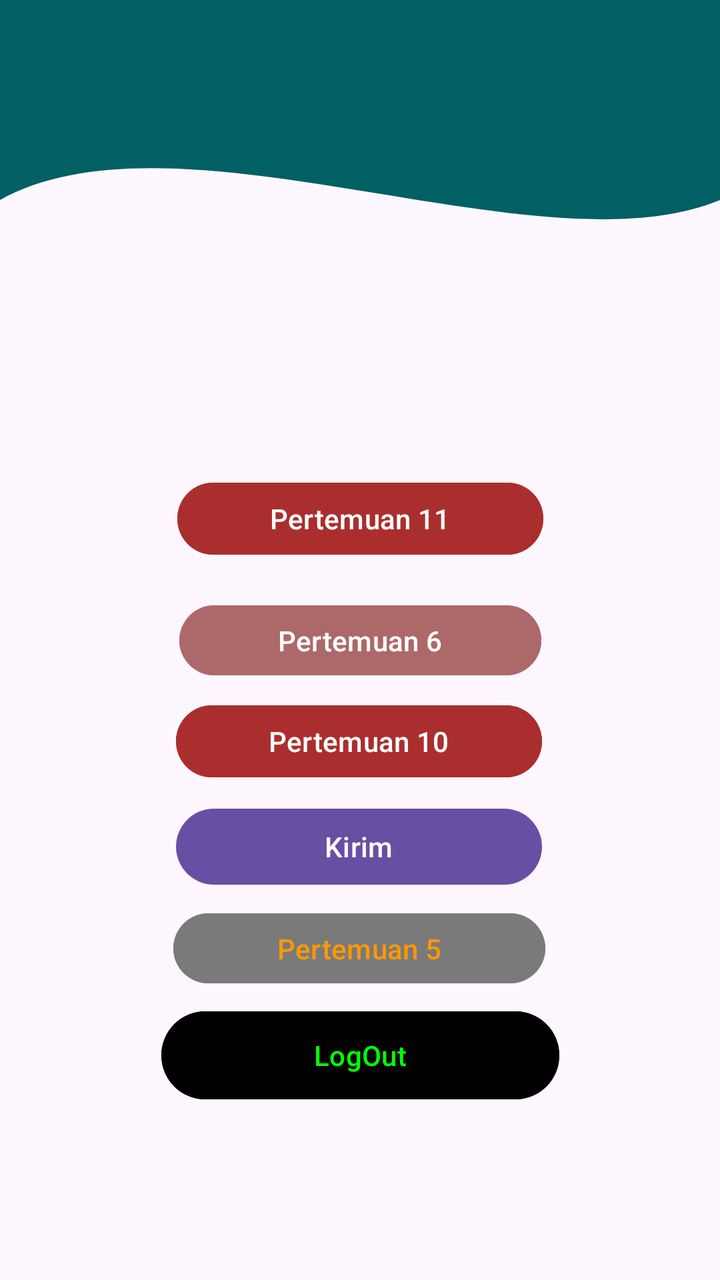
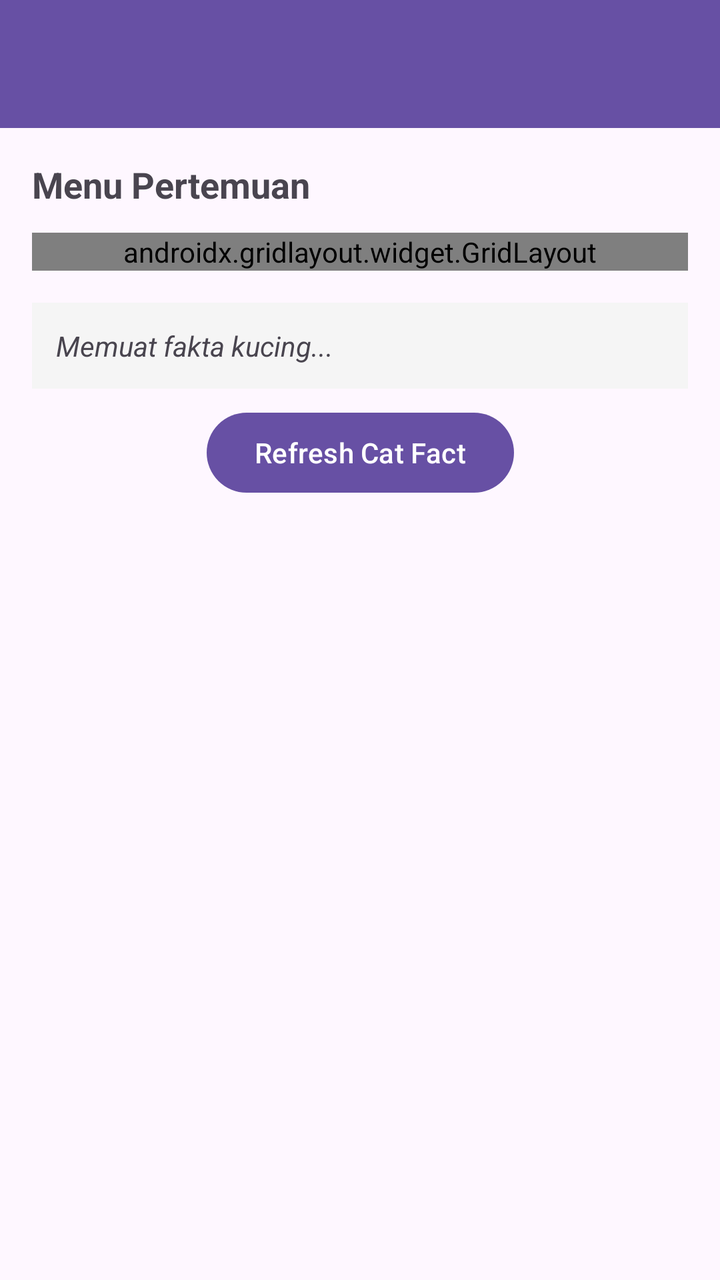

The first picture is an Android layout as it rendered before a commit; the second is the same layout after the commit. The layout source and the unified diff follow.
<!-- AndroidManifest.xml: application theme Theme.JupiterRicky -->
<!-- res/layout/fragment_home.xml -->
<?xml version="1.0" encoding="utf-8"?>
<androidx.constraintlayout.widget.ConstraintLayout xmlns:android="http://schemas.android.com/apk/res/android"
    xmlns:tools="http://schemas.android.com/tools"
    android:layout_width="match_parent"
    android:layout_height="match_parent"
    xmlns:app="http://schemas.android.com/apk/res-auto"
    tools:context=".Home.HomeFragment">
    <View
        android:id="@+id/background_header"
        android:layout_width="0dp"
        android:layout_height="250dp"
        android:background="@drawable/bg_header_wave"
        app:layout_constraintStart_toStartOf="parent"
        app:layout_constraintEnd_toEndOf="parent"
        app:layout_constraintTop_toTopOf="parent"/>

    <Button
        android:id="@+id/btnToFourth"
        android:layout_width="183dp"
        android:layout_height="46dp"
        android:text="Kirim"
        app:layout_constraintBottom_toBottomOf="parent"
        app:layout_constraintEnd_toEndOf="parent"
        app:layout_constraintHorizontal_bias="0.498"
        app:layout_constraintStart_toStartOf="parent"
        app:layout_constraintTop_toTopOf="parent"
        app:layout_constraintVertical_bias="0.674" />

    <Button
        android:id="@+id/btnToTenth"
        android:layout_width="183dp"
        android:layout_height="44dp"
        android:text="Pertemuan 10"
        android:backgroundTint="#AB2E2E"
        app:layout_constraintBottom_toBottomOf="parent"
        app:layout_constraintEnd_toEndOf="parent"
        app:layout_constraintHorizontal_bias="0.498"
        app:layout_constraintStart_toStartOf="parent"
        app:layout_constraintTop_toTopOf="parent"
        app:layout_constraintVertical_bias="0.585" />

    <Button
        android:id="@+id/btnToEleventh"
        android:layout_width="183dp"
        android:layout_height="44dp"
        android:backgroundTint="#AB2E2E"
        android:text="Pertemuan 11"
        app:layout_constraintBottom_toBottomOf="parent"
        app:layout_constraintEnd_toEndOf="parent"
        app:layout_constraintStart_toStartOf="parent"
        app:layout_constraintTop_toTopOf="parent"
        app:layout_constraintVertical_bias="0.398" />

    <Button
        android:id="@+id/btnToFifth"
        android:layout_width="186dp"
        android:layout_height="43dp"
        android:backgroundTint="#7A7A7A"
        android:text="Pertemuan 5"
        android:textColor="#FF9800"
        app:layout_constraintBottom_toBottomOf="parent"
        app:layout_constraintEnd_toEndOf="parent"
        app:layout_constraintHorizontal_bias="0.498"
        app:layout_constraintStart_toStartOf="parent"
        app:layout_constraintTop_toTopOf="parent"
        app:layout_constraintVertical_bias="0.758" />
    <androidx.appcompat.widget.Toolbar
        android:id="@+id/toolbar"
        android:layout_width="match_parent"
        android:layout_height="?attr/actionBarSize"
        android:background="#006064"
        app:layout_constraintBottom_toBottomOf="parent"
        app:layout_constraintEnd_toEndOf="parent"
        app:layout_constraintTop_toTopOf="parent"
        app:layout_constraintVertical_bias="0.0"
        app:subtitleTextColor="@android:color/white"
        app:titleTextColor="@android:color/white" />

    <Button
        android:id="@+id/btnLogout"
        android:layout_width="199dp"
        android:layout_height="52dp"
        android:backgroundTint="#000000"
        android:text="LogOut"
        android:textColor="#00FF00"
        app:layout_constraintBottom_toBottomOf="parent"
        app:layout_constraintEnd_toEndOf="parent"
        app:layout_constraintStart_toStartOf="parent"
        app:layout_constraintTop_toTopOf="parent"
        app:layout_constraintVertical_bias="0.853" />

    <Button
        android:id="@+id/btnToSixth"
        android:layout_width="181dp"
        android:layout_height="43dp"
        android:backgroundTint="#AD6969"
        android:text="Pertemuan 6"
        app:layout_constraintBottom_toBottomOf="parent"
        app:layout_constraintEnd_toEndOf="parent"
        app:layout_constraintStart_toStartOf="parent"
        app:layout_constraintTop_toTopOf="parent" />

</androidx.constraintlayout.widget.ConstraintLayout>
<!-- resources referenced by this layout -->
<resources>
  <!-- drawable bg_header_wave (drawable) -->
  <?xml version="1.0" encoding="utf-8"?>
  <vector xmlns:android="http://schemas.android.com/apk/res/android"
      android:width="100dp"
      android:height="100dp"
      android:viewportWidth="100"
      android:viewportHeight="100">
  
      <path
          android:fillColor="#006064"
          android:pathData="
              M0,0
              L100,0
              L100,40
              C 75,55
                25,20
                0,40
              Z" />
  </vector>
  <style name="Theme.JupiterRicky" parent="Base.Theme.JupiterRicky" />
  <style name="Base.Theme.JupiterRicky" parent="Theme.Material3.DayNight.NoActionBar">
          
          
      </style>
</resources>

<!-- the commit's change to res/layout/fragment_home.xml (unified diff, before → after) -->
@@ -1,103 +1,145 @@
 <?xml version="1.0" encoding="utf-8"?>
-<androidx.constraintlayout.widget.ConstraintLayout xmlns:android="http://schemas.android.com/apk/res/android"
+<androidx.coordinatorlayout.widget.CoordinatorLayout xmlns:android="http://schemas.android.com/apk/res/android"
+    xmlns:app="http://schemas.android.com/apk/res-auto"
     xmlns:tools="http://schemas.android.com/tools"
     android:layout_width="match_parent"
     android:layout_height="match_parent"
-    xmlns:app="http://schemas.android.com/apk/res-auto"
     tools:context=".Home.HomeFragment">
-    <View
-        android:id="@+id/background_header"
-        android:layout_width="0dp"
-        android:layout_height="250dp"
-        android:background="@drawable/bg_header_wave"
-        app:layout_constraintStart_toStartOf="parent"
-        app:layout_constraintEnd_toEndOf="parent"
-        app:layout_constraintTop_toTopOf="parent"/>
 
-    <Button
-        android:id="@+id/btnToFourth"
-        android:layout_width="183dp"
-        android:layout_height="46dp"
-        android:text="Kirim"
-        app:layout_constraintBottom_toBottomOf="parent"
-        app:layout_constraintEnd_toEndOf="parent"
-        app:layout_constraintHorizontal_bias="0.498"
-        app:layout_constraintStart_toStartOf="parent"
-        app:layout_constraintTop_toTopOf="parent"
-        app:layout_constraintVertical_bias="0.674" />
+    
+    <com.google.android.material.appbar.AppBarLayout
+        android:id="@+id/appBarLayout"
+        android:layout_width="match_parent"
+        android:layout_height="wrap_content"
+        android:theme="@style/ThemeOverlay.AppCompat.Dark.ActionBar">
 
-    <Button
-        android:id="@+id/btnToTenth"
-        android:layout_width="183dp"
-        android:layout_height="44dp"
-        android:text="Pertemuan 10"
-        android:backgroundTint="#AB2E2E"
-        app:layout_constraintBottom_toBottomOf="parent"
-        app:layout_constraintEnd_toEndOf="parent"
-        app:layout_constraintHorizontal_bias="0.498"
-        app:layout_constraintStart_toStartOf="parent"
-        app:layout_constraintTop_toTopOf="parent"
-        app:layout_constraintVertical_bias="0.585" />
+        <androidx.appcompat.widget.Toolbar
+            android:id="@+id/toolbar"
+            android:layout_width="match_parent"
+            android:layout_height="?attr/actionBarSize"
+            android:background="?attr/colorPrimary"
+            app:popupTheme="@style/ThemeOverlay.AppCompat.Light" />
 
-    <Button
-        android:id="@+id/btnToEleventh"
-        android:layout_width="183dp"
-        android:layout_height="44dp"
-        android:backgroundTint="#AB2E2E"
-        android:text="Pertemuan 11"
-        app:layout_constraintBottom_toBottomOf="parent"
-        app:layout_constraintEnd_toEndOf="parent"
-        app:layout_constraintStart_toStartOf="parent"
-        app:layout_constraintTop_toTopOf="parent"
-        app:layout_constraintVertical_bias="0.398" />
+    </com.google.android.material.appbar.AppBarLayout>
 
-    <Button
-        android:id="@+id/btnToFifth"
-        android:layout_width="186dp"
-        android:layout_height="43dp"
-        android:backgroundTint="#7A7A7A"
-        android:text="Pertemuan 5"
-        android:textColor="#FF9800"
-        app:layout_constraintBottom_toBottomOf="parent"
-        app:layout_constraintEnd_toEndOf="parent"
-        app:layout_constraintHorizontal_bias="0.498"
-        app:layout_constraintStart_toStartOf="parent"
-        app:layout_constraintTop_toTopOf="parent"
-        app:layout_constraintVertical_bias="0.758" />
-    <androidx.appcompat.widget.Toolbar
-        android:id="@+id/toolbar"
+    
+    <androidx.core.widget.NestedScrollView
         android:layout_width="match_parent"
-        android:layout_height="?attr/actionBarSize"
-        android:background="#006064"
-        app:layout_constraintBottom_toBottomOf="parent"
-        app:layout_constraintEnd_toEndOf="parent"
-        app:layout_constraintTop_toTopOf="parent"
-        app:layout_constraintVertical_bias="0.0"
-        app:subtitleTextColor="@android:color/white"
-        app:titleTextColor="@android:color/white" />
+        android:layout_height="match_parent"
+        android:fillViewport="true"
+        app:layout_behavior="@string/appbar_scrolling_view_behavior">
 
-    <Button
-        android:id="@+id/btnLogout"
-        android:layout_width="199dp"
-        android:layout_height="52dp"
-        android:backgroundTint="#000000"
-        android:text="LogOut"
-        android:textColor="#00FF00"
-        app:layout_constraintBottom_toBottomOf="parent"
-        app:layout_constraintEnd_toEndOf="parent"
-        app:layout_constraintStart_toStartOf="parent"
-        app:layout_constraintTop_toTopOf="parent"
-        app:layout_constraintVertical_bias="0.853" />
+        <androidx.constraintlayout.widget.ConstraintLayout
+            android:layout_width="match_parent"
+            android:layout_height="wrap_content"
+            android:padding="16dp">
 
-    <Button
-        android:id="@+id/btnToSixth"
-        android:layout_width="181dp"
-        android:layout_height="43dp"
-        android:backgroundTint="#AD6969"
-        android:text="Pertemuan 6"
-        app:layout_constraintBottom_toBottomOf="parent"
-        app:layout_constraintEnd_toEndOf="parent"
-        app:layout_constraintStart_toStartOf="parent"
-        app:layout_constraintTop_toTopOf="parent" />
+            <TextView
+                android:id="@+id/textView2"
+                android:layout_width="wrap_content"
+                android:layout_height="wrap_content"
+                android:text="Menu Pertemuan"
+                android:textSize="18sp"
+                android:textStyle="bold"
+                app:layout_constraintStart_toStartOf="parent"
+                app:layout_constraintTop_toTopOf="parent" />
 
-</androidx.constraintlayout.widget.ConstraintLayout>
+            
+            <androidx.gridlayout.widget.GridLayout
+                android:id="@+id/grid_button"
+                android:layout_width="match_parent"
+                android:layout_height="wrap_content"
+                android:layout_marginTop="12dp"
+                app:columnCount="2"
+                app:layout_constraintEnd_toEndOf="parent"
+                app:layout_constraintStart_toStartOf="parent"
+                app:layout_constraintTop_toBottomOf="@+id/textView2"
+                app:useDefaultMargins="true">
+
+                <Button
+                    android:id="@+id/btnToFourth"
+                    android:layout_width="0dp"
+                    android:layout_height="wrap_content"
+                    android:text="Pertemuan 4"
+                    app:layout_columnWeight="1" />
+
+                <Button
+                    android:id="@+id/btnToFifth"
+                    android:layout_width="0dp"
+                    android:layout_height="wrap_content"
+                    android:text="Pertemuan 5"
+                    app:layout_columnWeight="1" />
+
+                <Button
+                    android:id="@+id/btnToSixth"
+                    android:layout_width="0dp"
+                    android:layout_height="wrap_content"
+                    android:text="Pertemuan 6"
+                    app:layout_columnWeight="1" />
+
+                <Button
+                    android:id="@+id/btnToTenth"
+                    android:layout_width="0dp"
+                    android:layout_height="wrap_content"
+                    android:text="Pertemuan 10"
+                    app:layout_columnWeight="1" />
+
+                <Button
+                    android:id="@+id/btnToEleventh"
+                    android:layout_width="0dp"
+                    android:layout_height="wrap_content"
+                    android:text="Pertemuan 11"
+                    app:layout_columnWeight="1" />
+
+                <Button
+                    android:id="@+id/btnLogout"
+                    android:layout_width="0dp"
+                    android:layout_height="wrap_content"
+                    android:backgroundTint="#D32F2F"
+                    android:text="Logout"
+                    app:layout_columnWeight="1" />
+
+            </androidx.gridlayout.widget.GridLayout>
+
+            
+            <TextView
+                android:id="@+id/tvCatFact"
+                android:layout_width="match_parent"
+                android:layout_height="wrap_content"
+                android:layout_marginTop="16dp"
+                android:background="#F5F5F5"
+                android:padding="12dp"
+                android:text="Memuat fakta kucing..."
+                android:textSize="14sp"
+                android:textStyle="italic"
+                app:layout_constraintEnd_toEndOf="parent"
+                app:layout_constraintStart_toStartOf="parent"
+                app:layout_constraintTop_toBottomOf="@+id/grid_button" />
+
+            <Button
+                android:id="@+id/btnRefresh"
+                android:layout_width="wrap_content"
+                android:layout_height="wrap_content"
+                android:layout_marginTop="8dp"
+                android:text="Refresh Cat Fact"
+                app:layout_constraintEnd_toEndOf="parent"
+                app:layout_constraintStart_toStartOf="parent"
+                app:layout_constraintTop_toBottomOf="@+id/tvCatFact" />
+
+            
+            <androidx.recyclerview.widget.RecyclerView
+                android:id="@+id/rvGallery"
+                android:layout_width="match_parent"
+                android:layout_height="wrap_content"
+                android:layout_marginTop="16dp"
+                android:nestedScrollingEnabled="false"
+                android:padding="8dp"
+                app:layout_constraintEnd_toEndOf="parent"
+                app:layout_constraintStart_toStartOf="parent"
+                app:layout_constraintTop_toBottomOf="@+id/btnRefresh" />
+
+        </androidx.constraintlayout.widget.ConstraintLayout>
+
+    </androidx.core.widget.NestedScrollView>
+
+</androidx.coordinatorlayout.widget.CoordinatorLayout>
<!-- resource entries referenced after the edit -->
@@ -1,24 +1,5 @@
 <!-- resources referenced by this layout -->
 <resources>
-  <!-- drawable bg_header_wave (drawable) -->
-  <?xml version="1.0" encoding="utf-8"?>
-  <vector xmlns:android="http://schemas.android.com/apk/res/android"
-      android:width="100dp"
-      android:height="100dp"
-      android:viewportWidth="100"
-      android:viewportHeight="100">
-  
-      <path
-          android:fillColor="#006064"
-          android:pathData="
-              M0,0
-              L100,0
-              L100,40
-              C 75,55
-                25,20
-                0,40
-              Z" />
-  </vector>
   <style name="Theme.JupiterRicky" parent="Base.Theme.JupiterRicky" />
   <style name="Base.Theme.JupiterRicky" parent="Theme.Material3.DayNight.NoActionBar">
           
